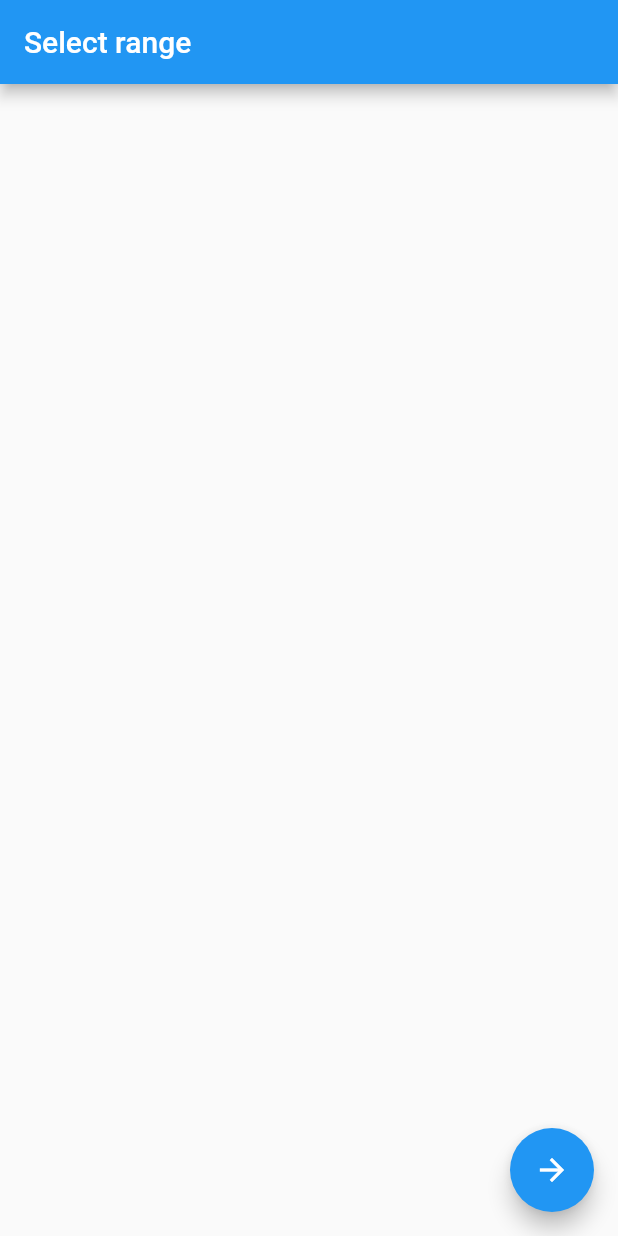
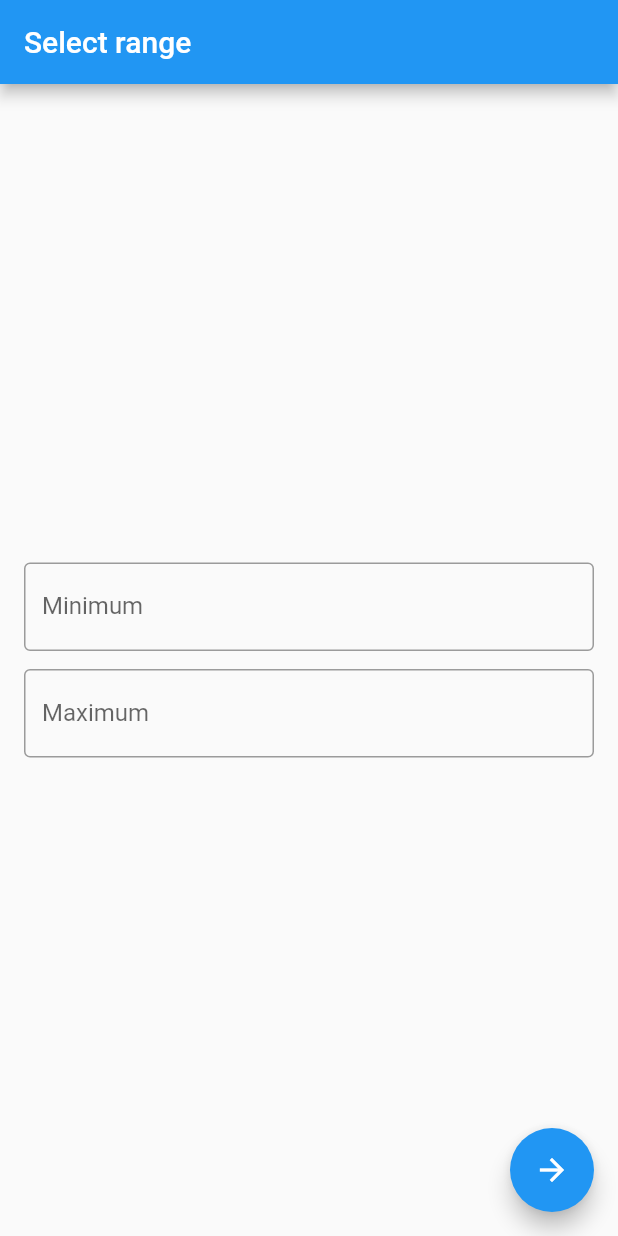
Before and after one commit to MEJAHEDS/flutter_application_1, a Flutter app: the screen it shows after launch, on a phone screen of 412 x 824 dp. Run offline on Flutter 3.47's test engine with Material 2 defaults, Android fonts, the phone set to English and light mode, and no system bars.

Commit message:
second commit

```diff
--- a/lib/range_selector_page.dart
+++ b/lib/range_selector_page.dart
@@ -15,7 +15,31 @@ class _RangeSelectorPageState extends State<RangeSelectorPage> {
         title: Text('Select range'),
       ),
       body: Form(
-        child: Container(),
+        child: Padding(
+          padding: const EdgeInsets.all(16.0),
+          child: Column(
+            mainAxisAlignment: MainAxisAlignment.center,
+            children: [
+              TextFormField(
+                decoration: InputDecoration(
+                    border: OutlineInputBorder(), label: Text("Minimum")),
+                keyboardType: TextInputType.numberWithOptions(
+                  decimal: false,
+                  signed: true,
+                ),
+              ),
+              SizedBox(height: 12),
+              TextFormField(
+                decoration: InputDecoration(
+                    border: OutlineInputBorder(), label: Text("Maximum")),
+                keyboardType: TextInputType.numberWithOptions(
+                  decimal: false,
+                  signed: true,
+                ),
+              )
+            ],
+          ),
+        ),
       ),
       floatingActionButton: FloatingActionButton(
         child: Icon(Icons.arrow_forward),
```
